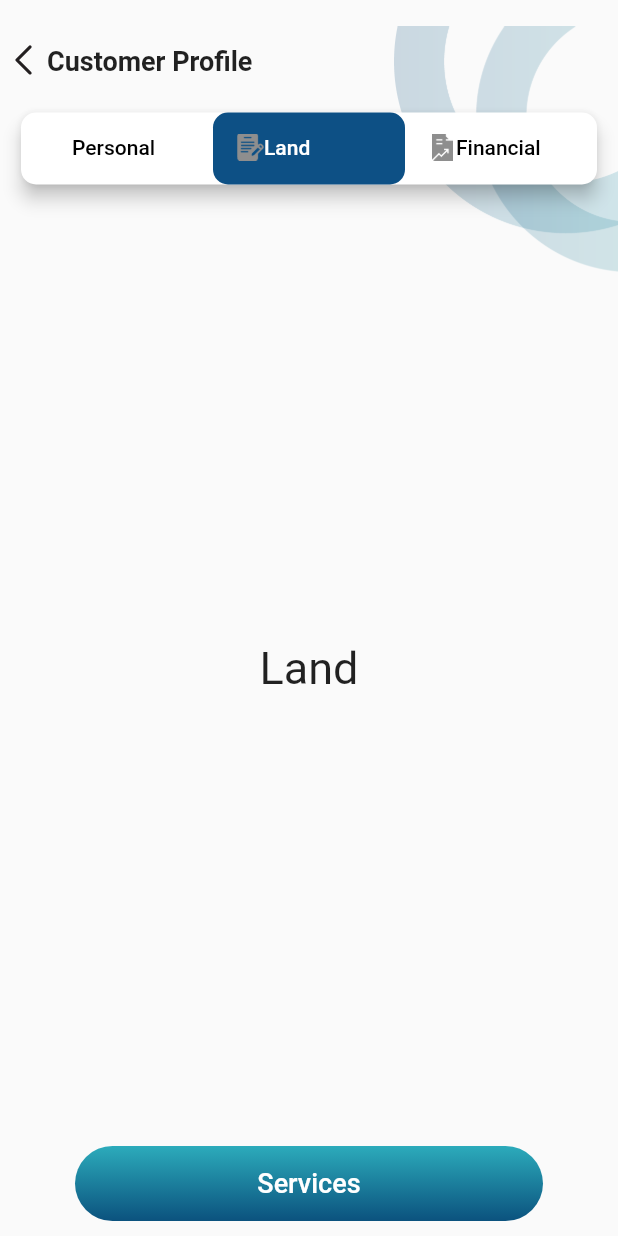
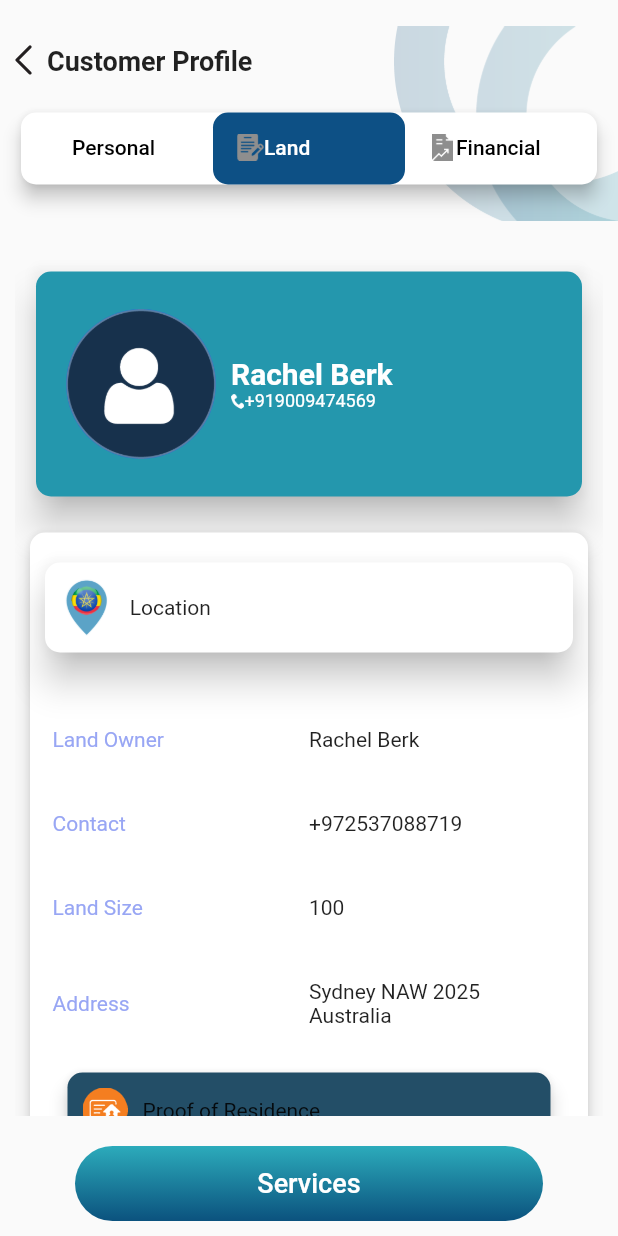
Before and after one commit to sumithariyani/chrome_pay_mobile_flutter, a Flutter app: the CustomerProfile screen opened directly, tab 2 chosen, on a phone screen of 412 x 824 dp. Run offline on Flutter 3.47's test engine with Material 2 defaults, Android fonts, the phone set to English and light mode, and no system bars; our stand-ins replace fluttertoast, google_maps_flutter.

Commit message:
raza updated

```diff
--- a/lib/Activity/customer profile.dart
+++ b/lib/Activity/customer profile.dart
@@ -1,6 +1,7 @@
-import 'package:chrome_pay_mobile_flutter/Activity/login.dart';
 import 'package:chrome_pay_mobile_flutter/TabsViewer/personal.dart';
 import 'package:flutter/material.dart';
+
+import '../TabsViewer/land.dart';
 
 class CustomerProfile extends StatefulWidget {
   const CustomerProfile({super.key});
@@ -108,17 +109,10 @@ class _CustomerProfileState extends State<CustomerProfile> with TickerProviderSt
                               controller: _tabController,
                               children: [
                                 Personal(),
+                                LandCertificate(),
                                 Center(
                                   child: Text(
-                                    'Land',
-                                    style: TextStyle(
-                                      fontSize: 30,
-                                    ),
-                                  ),
-                                ),
-                                Center(
-                                  child: Text(
-                                    'Financial',
+                                    'Financial Coming Soon',
                                     style: TextStyle(
                                       fontSize: 30,
                                     ),
--- a/lib/Activity/document scanner.dart
+++ b/lib/Activity/document scanner.dart
@@ -26,9 +26,7 @@ class _DocumentScanerState extends State <DocumentScanner> {
 
   @override
   Widget build(BuildContext context) {
-   return MaterialApp(
-     debugShowCheckedModeBanner: false,
-     home: Scaffold(
+   return  Scaffold(
        resizeToAvoidBottomInset: false,
        body: Stack(
          children: [
@@ -318,7 +316,6 @@ class _DocumentScanerState extends State <DocumentScanner> {
            )
          ],
        ),
-     ),
    );
   }
 
--- /dev/null
+++ b/lib/TabsViewer/land.dart
@@ -0,0 +1,243 @@
+import 'package:flutter/material.dart';
+
+class LandCertificate extends StatefulWidget {
+  @override
+  _LandCertifyState createState () => _LandCertifyState();
+}
+
+class _LandCertifyState extends State<LandCertificate> {
+  @override
+  Widget build(BuildContext context) {
+    return Scaffold(
+      resizeToAvoidBottomInset: false,
+      body: Container(
+          width: MediaQuery.of(context).size.width,
+          height: MediaQuery.of(context).size.height,
+          margin: EdgeInsets.fromLTRB(10, 20, 10, 0),
+          color: Colors.transparent,
+          child: SingleChildScrollView(
+            child: Container(
+              margin: EdgeInsets.all(10.0),
+              color: Colors.transparent,
+              child: Column(
+                mainAxisAlignment: MainAxisAlignment.start,
+                crossAxisAlignment: CrossAxisAlignment.start,
+                children: [
+                  Card(
+                    elevation: 10,
+                    color: Colors.transparent,
+                    shadowColor: Colors.black,
+                    child: Container(
+                      width: MediaQuery.of(context).size.width,
+                      height: 150,
+                      decoration: BoxDecoration(
+                          borderRadius: BorderRadius.all(Radius.circular(10.0)),
+                          color: Color(0xff2497ad)
+                      ),
+                      child: Row(
+                        crossAxisAlignment: CrossAxisAlignment.start,
+                        mainAxisAlignment: MainAxisAlignment.start,
+                        children: [
+                          Container(
+                            alignment: AlignmentDirectional.center,
+                            margin: EdgeInsets.only(left: 20.0, right: 10.0),
+                            child: CircleAvatar(
+                              radius: 50,
+                              child: Image.asset('images/login_new_10.png',),
+                            ),
+                          ),
+                          Expanded(
+                              child: Container(
+                                child: Column(
+                                  crossAxisAlignment: CrossAxisAlignment.start,
+                                  mainAxisAlignment: MainAxisAlignment.center,
+                                  children: [
+                                    Container(
+                                      // margin: EdgeInsets.only(top: 30),
+                                      child: Text('Rachel Berk',
+                                        style: TextStyle(fontWeight: FontWeight.bold,
+                                            fontSize: 20,
+                                            color: Colors.white),),
+                                    ),
+                                    Row(
+                                      children: [
+                                        Image.asset('images/home_page_icon_20.png',
+                                          height: 10,),
+                                        Text('+919009474569',
+                                          style: TextStyle(
+                                              fontSize: 12,
+                                              color: Colors.white),),
+                                      ],
+                                    ),
+                                  ],
+                                ),
+                              ))
+                        ],
+                      ),
+                    ),
+                  ),
+                  Card(
+                    elevation: 5,
+                    color: Colors.white,
+                    shape: RoundedRectangleBorder(
+                        borderRadius: BorderRadius.all(Radius.circular(10.0))
+                    ),
+                    margin: EdgeInsets.only(top: 20.0),
+                    child: Container(
+                      child: Column(
+                        crossAxisAlignment: CrossAxisAlignment.start,
+                        mainAxisAlignment: MainAxisAlignment.start,
+                        children: [
+                          Card(
+                            elevation: 10,
+                            color: Colors.white,
+                            shape: RoundedRectangleBorder(
+                                borderRadius: BorderRadius.all(Radius.circular(10.0))
+                            ),
+                            margin: EdgeInsets.only(top: 20.0, bottom: 10.0, left: 10.0, right: 10.0),
+                            child: Container(
+                              height: 60,
+                              margin: EdgeInsets.symmetric(horizontal: 10.0),
+                              child: Row(
+                                children: [
+                                  Container(
+                                    margin: EdgeInsets.symmetric(vertical: 10.0),
+                                    child: Image.asset('images/address__1_.png',
+                                    ),
+                                  ),
+                                  Container(
+                                    margin: EdgeInsets.symmetric(horizontal: 10.0),
+                                    child: Text('Location'
+                                    ),
+                                  )
+                                ],
+                              ),
+                            ),
+                          ),
+                          Container(
+                            margin: EdgeInsets.symmetric(vertical: 20.0, horizontal: 15.0),
+                            child: Column(
+                              children: [
+                                Container(
+                                  margin: EdgeInsets.symmetric(vertical: 20.0),
+                                  child: Row(
+                                    children: [
+                                      Expanded(
+                                        child: Container(
+                                          child: Text('Land Owner',
+                                            style: TextStyle(
+                                                color: Color(0xff98A6F4)
+                                            ),),
+                                        ),
+                                      ),
+                                      Expanded(
+                                        child: Container(
+                                          child: Text('Rachel Berk',),
+                                        ),
+                                      )
+                                    ],
+                                  ),
+                                ),
+                                Container(
+                                  margin: EdgeInsets.symmetric(vertical: 20.0),
+                                  child: Row(
+                                    children: [
+                                      Expanded(
+                                        child: Container(
+                                          child: Text('Contact',
+                                            style: TextStyle(
+                                                color: Color(0xff98A6F4)
+                                            ),),
+                                        ),
+                                      ),
+                                      Expanded(
+                                        child: Container(
+                                          child: Text('+972537088719',),
+                                        ),
+                                      )
+                                    ],
+                                  ),
+                                ),
+                                Container(
+                                  margin: EdgeInsets.symmetric(vertical: 20.0),
+                                  child: Row(
+                                    children: [
+                                      Expanded(
+                                        child: Container(
+                                          child: Text('Land Size',
+                                            style: TextStyle(
+                                                color: Color(0xff98A6F4)
+                                            ),),
+                                        ),
+                                      ),
+                                      Expanded(
+                                          child: Container(
+                                            child: Text('100',),
+                                          )),
+
+                                    ],
+                                  ),
+                                ),
+                                Container(
+                                  margin: EdgeInsets.symmetric(vertical: 20.0),
+                                  child: Row(
+                                    children: [
+                                      Expanded(
+                                          child: Container(
+                                            child: Text('Address',
+                                              style: TextStyle(
+                                                  color: Color(0xff98A6F4)
+                                              ),),
+                                          )
+                                      ),
+                                      Expanded(
+                                        child: Container(
+                                          child: Text('Sydney NAW 2025 Australia',),
+                                        ),
+                                      )
+                                    ],
+                                  ),
+                                ),
+                                Card(
+                                  elevation: 5,
+                                  color: Color(0xff234e67),
+                                  shape: RoundedRectangleBorder(
+                                      borderRadius: BorderRadius.all(Radius.circular(10.0))
+                                  ),
+                                  margin: EdgeInsets.only(top: 10.0, bottom: 10.0, left: 10.0, right: 10.0),
+                                  child: Container(
+                                    height: 50,
+                                    margin: EdgeInsets.symmetric(horizontal: 10.0),
+                                    child: Row(
+                                      children: [
+                                        Container(
+                                          margin: EdgeInsets.symmetric(vertical: 10.0),
+                                          child: Image.asset('images/home_page_icon_25.png',
+                                          ),
+                                        ),
+                                        Container(
+                                          margin: EdgeInsets.symmetric(horizontal: 10.0),
+                                          child: Text('Proof of Residence'
+                                          ),
+                                        )
+                                      ],
+                                    ),
+                                  ),
+                                ),
+                              ],
+                            ),
+                          )
+                        ],
+                      ),
+                    ),
+                  ),
+                ],
+              ),
+            ),
+          )
+
+      ),
+    );
+  }
+
+}
--- a/pubspec.yaml
+++ b/pubspec.yaml
@@ -92,6 +92,8 @@ flutter:
     - images/home_page_icon_18.png
     - images/home_page_icon_20.png
     - images/home_page_icon_21.png
+    - images/home_page_icon_24.png
+    - images/home_page_icon_25.png
     - images/address__1_.png
     - images/icons_16.png
 
```
Also changed, not shown: lib/TabsViewer/personal.dart (+119 -38 lines), images/home_page_icon_24.png (added), images/home_page_icon_25.png (added).
